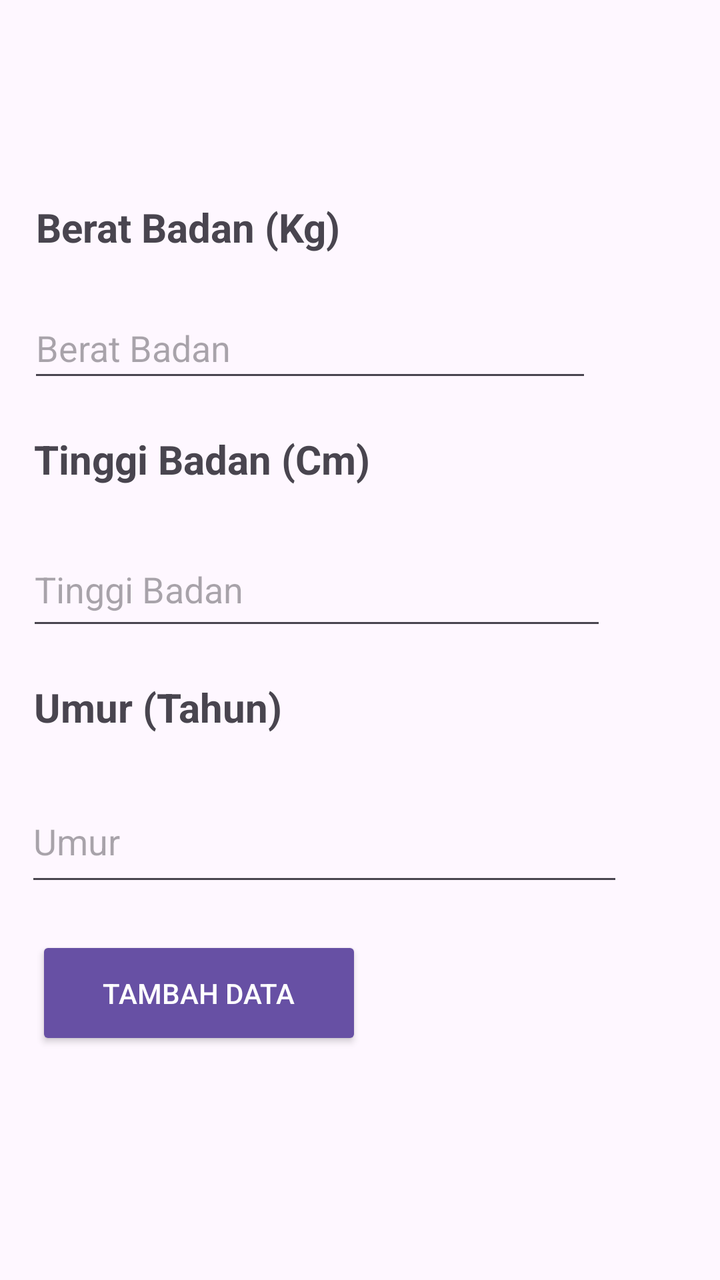
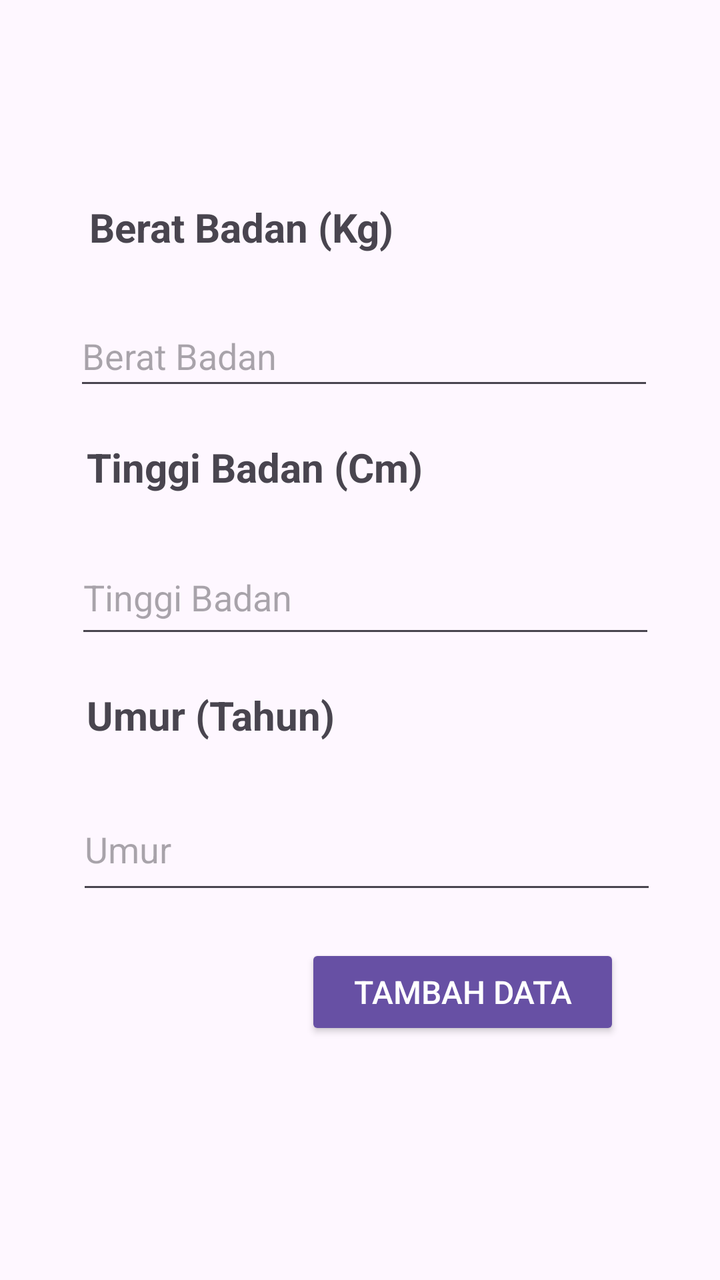

The first picture is an Android layout as it rendered before a commit; the second is the same layout after the commit. The layout source and the unified diff follow.
<!-- AndroidManifest.xml: application theme Theme.ANMP_MiniProject -->
<!-- res/layout/fragment_ukur.xml -->
<?xml version="1.0" encoding="utf-8"?>
<FrameLayout xmlns:android="http://schemas.android.com/apk/res/android"
    xmlns:app="http://schemas.android.com/apk/res-auto"
    xmlns:tools="http://schemas.android.com/tools"
    android:layout_width="match_parent"
    android:layout_height="match_parent"
    tools:context=".view.FragmentUkur">

    <androidx.constraintlayout.widget.ConstraintLayout
        android:layout_width="match_parent"
        android:layout_height="match_parent">

        <TextView
            android:id="@+id/txtView"
            android:layout_width="190dp"
            android:layout_height="33dp"
            android:layout_marginTop="100dp"
            android:text="Berat Badan (Kg)"
            android:textSize="20sp"
            android:textStyle="bold"
            app:layout_constraintEnd_toEndOf="parent"
            app:layout_constraintHorizontal_bias="0.105"
            app:layout_constraintStart_toStartOf="parent"
            app:layout_constraintTop_toTopOf="parent" />

        <EditText
            android:id="@+id/txtBerat"
            android:layout_width="282dp"
            android:layout_height="47dp"
            android:layout_marginTop="16dp"
            android:ems="10"
            android:hint="Berat Badan"
            android:inputType="text"
            app:layout_constraintEnd_toEndOf="parent"
            app:layout_constraintHorizontal_bias="0.178"
            app:layout_constraintStart_toStartOf="parent"
            app:layout_constraintTop_toBottomOf="@+id/txtView" />

        <TextView
            android:id="@+id/txtview2"
            android:layout_width="216dp"
            android:layout_height="30dp"
            android:layout_marginTop="20dp"
            android:text="Tinggi Badan (Cm)"
            android:textSize="20sp"
            android:textStyle="bold"
            app:layout_constraintEnd_toEndOf="parent"
            app:layout_constraintHorizontal_bias="0.117"
            app:layout_constraintStart_toStartOf="parent"
            app:layout_constraintTop_toBottomOf="@id/txtBerat" />

        <EditText
            android:id="@+id/txtTinggi"
            android:layout_width="290dp"
            android:layout_height="54dp"
            android:layout_marginTop="20dp"
            android:ems="10"
            android:hint="Tinggi Badan"
            android:inputType="text"
            app:layout_constraintEnd_toEndOf="parent"
            app:layout_constraintHorizontal_bias="0.19"
            app:layout_constraintStart_toStartOf="parent"
            app:layout_constraintTop_toBottomOf="@+id/txtview2" />

        <TextView
            android:id="@+id/txtview"
            android:layout_width="216dp"
            android:layout_height="30dp"
            android:layout_marginTop="20dp"
            android:text="Umur (Tahun)"
            android:textSize="20sp"
            android:textStyle="bold"
            app:layout_constraintEnd_toEndOf="parent"
            app:layout_constraintHorizontal_bias="0.117"
            app:layout_constraintStart_toStartOf="parent"
            app:layout_constraintTop_toBottomOf="@+id/txtTinggi" />

        <EditText
            android:id="@+id/txtUmur"
            android:layout_width="299dp"
            android:layout_height="58dp"
            android:layout_marginTop="20dp"
            android:ems="10"
            android:hint="Umur"
            android:inputType="text"
            app:layout_constraintEnd_toEndOf="parent"
            app:layout_constraintHorizontal_bias="0.205"
            app:layout_constraintStart_toStartOf="parent"
            app:layout_constraintTop_toBottomOf="@+id/txtview" />

        <Button
            android:id="@+id/btnUkur"
            style="@style/Widget.AppCompat.Button"
            android:layout_width="163dp"
            android:layout_height="57dp"
            android:layout_marginTop="20dp"
            android:text="Tambah Data"
            android:textColorLink="@color/design_default_color_secondary"
            app:layout_constraintEnd_toEndOf="parent"
            app:layout_constraintHorizontal_bias="0.092"
            app:layout_constraintStart_toStartOf="parent"
            app:layout_constraintTop_toBottomOf="@+id/txtUmur" />

    </androidx.constraintlayout.widget.ConstraintLayout>
</FrameLayout>
<!-- resources referenced by this layout -->
<resources>
  <style name="Theme.ANMP_MiniProject" parent="Base.Theme.ANMP_MiniProject" />
  <style name="Base.Theme.ANMP_MiniProject" parent="Theme.Material3.DayNight">
          
          
      </style>
</resources>

<!-- the commit's change to res/layout/fragment_ukur.xml (unified diff, before → after) -->
@@ -14,6 +14,7 @@
             android:id="@+id/txtView"
             android:layout_width="190dp"
             android:layout_height="33dp"
+            android:layout_marginStart="30dp"
             android:layout_marginTop="100dp"
             android:text="Berat Badan (Kg)"
             android:textSize="20sp"
@@ -25,9 +26,10 @@
 
         <EditText
             android:id="@+id/txtBerat"
-            android:layout_width="282dp"
+            android:layout_width="290dp"
             android:layout_height="47dp"
-            android:layout_marginTop="16dp"
+            android:layout_marginStart="30dp"
+            android:layout_marginTop="20dp"
             android:ems="10"
             android:hint="Berat Badan"
             android:inputType="text"
@@ -40,6 +42,7 @@
             android:id="@+id/txtview2"
             android:layout_width="216dp"
             android:layout_height="30dp"
+            android:layout_marginStart="30dp"
             android:layout_marginTop="20dp"
             android:text="Tinggi Badan (Cm)"
             android:textSize="20sp"
@@ -53,6 +56,7 @@
             android:id="@+id/txtTinggi"
             android:layout_width="290dp"
             android:layout_height="54dp"
+            android:layout_marginStart="30dp"
             android:layout_marginTop="20dp"
             android:ems="10"
             android:hint="Tinggi Badan"
@@ -66,6 +70,7 @@
             android:id="@+id/txtview"
             android:layout_width="216dp"
             android:layout_height="30dp"
+            android:layout_marginStart="30dp"
             android:layout_marginTop="20dp"
             android:text="Umur (Tahun)"
             android:textSize="20sp"
@@ -77,8 +82,9 @@
 
         <EditText
             android:id="@+id/txtUmur"
-            android:layout_width="299dp"
+            android:layout_width="290dp"
             android:layout_height="58dp"
+            android:layout_marginStart="30dp"
             android:layout_marginTop="20dp"
             android:ems="10"
             android:hint="Umur"
@@ -91,14 +97,14 @@
         <Button
             android:id="@+id/btnUkur"
             style="@style/Widget.AppCompat.Button"
-            android:layout_width="163dp"
-            android:layout_height="57dp"
+            android:layout_width="wrap_content"
+            android:layout_height="wrap_content"
             android:layout_marginTop="20dp"
+            android:layout_marginEnd="50dp"
             android:text="Tambah Data"
             android:textColorLink="@color/design_default_color_secondary"
+            android:textSize="16sp"
             app:layout_constraintEnd_toEndOf="parent"
-            app:layout_constraintHorizontal_bias="0.092"
-            app:layout_constraintStart_toStartOf="parent"
             app:layout_constraintTop_toBottomOf="@+id/txtUmur" />
 
     </androidx.constraintlayout.widget.ConstraintLayout>
